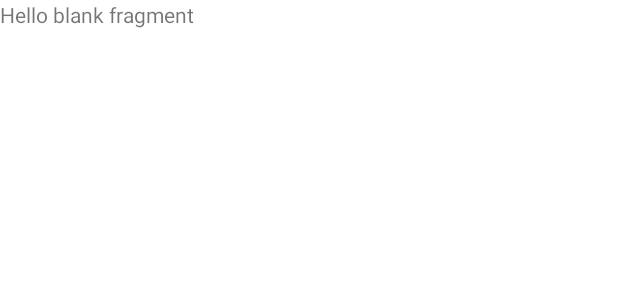
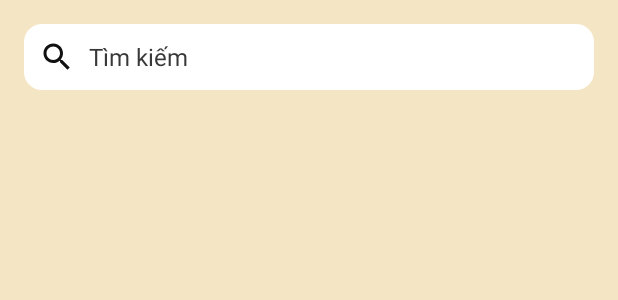
Before and after one commit to kienlha/DoAn_Nhom11, an Android app: the layout fragment_menu_item.xml on its own in the app's theme, with its tools: preview values and no code run, on a phone screen of 412 x 824 dp. Shown: the top 300 px of the screen. Run offline under Robolectric (Android 15) with nearby library versions, the phone set to English and light mode, and no system bars.

Commit message:
add layout frag menu_item

```diff
--- a/app/src/main/res/layout/fragment_menu_item.xml
+++ b/app/src/main/res/layout/fragment_menu_item.xml
@@ -1,14 +1,36 @@
 <?xml version="1.0" encoding="utf-8"?>
-<FrameLayout xmlns:android="http://schemas.android.com/apk/res/android"
+<LinearLayout xmlns:android="http://schemas.android.com/apk/res/android"
     xmlns:tools="http://schemas.android.com/tools"
     android:layout_width="match_parent"
     android:layout_height="match_parent"
+    android:background="#F4E5C4"
+    android:orientation="vertical"
     tools:context=".Fragment_menu_item">
 
     <!-- TODO: Update blank fragment layout -->
-    <TextView
+
+    <EditText
+        android:id="@+id/edtcoffee"
+        android:layout_marginLeft="16dp"
+        android:layout_marginRight="16dp"
+        android:layout_marginTop="16dp"
         android:layout_width="match_parent"
-        android:layout_height="match_parent"
-        android:text="@string/hello_blank_fragment" />
-
-</FrameLayout>
+        android:layout_height="wrap_content"
+        android:background="@drawable/round_bg_btn_white"
+        android:drawableLeft="@drawable/ic_search"
+        android:drawablePadding="9dp"
+        android:hint="Tìm kiếm"
+        android:padding="10dp"
+        android:textColorHint="@color/dennhat"
+        android:textSize="16sp" />
+    <ListView
+        android:id="@+id/lvcoffee"
+        android:scrollbars="none"
+        android:paddingLeft="11dp"
+        android:paddingRight="11dp"
+        android:layout_marginTop="12dp"
+        android:divider="@null"
+        android:layout_width="match_parent"
+        android:layout_height="match_parent">
+    </ListView>
+</LinearLayout>
```
